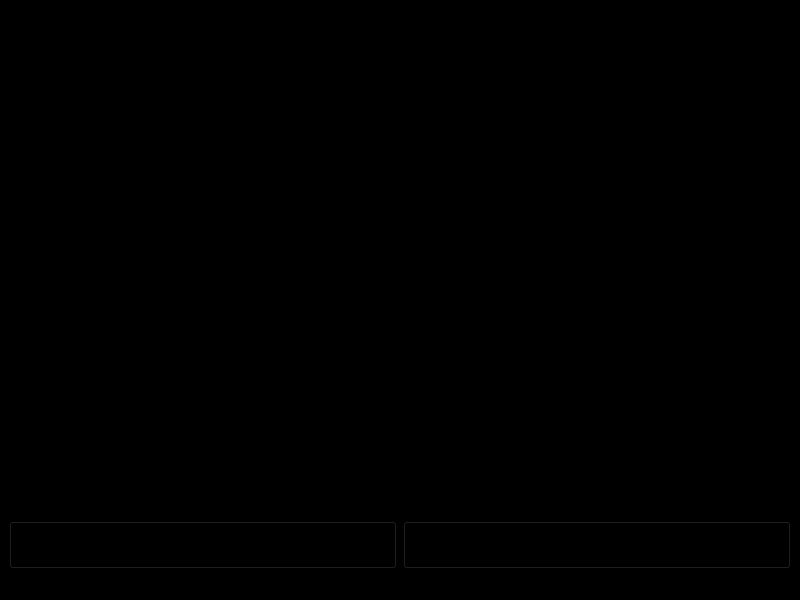
Before: the Qt Designer form transaction_dc.ui in acmpesuecc/GrowPal, drawn with Qt 5.
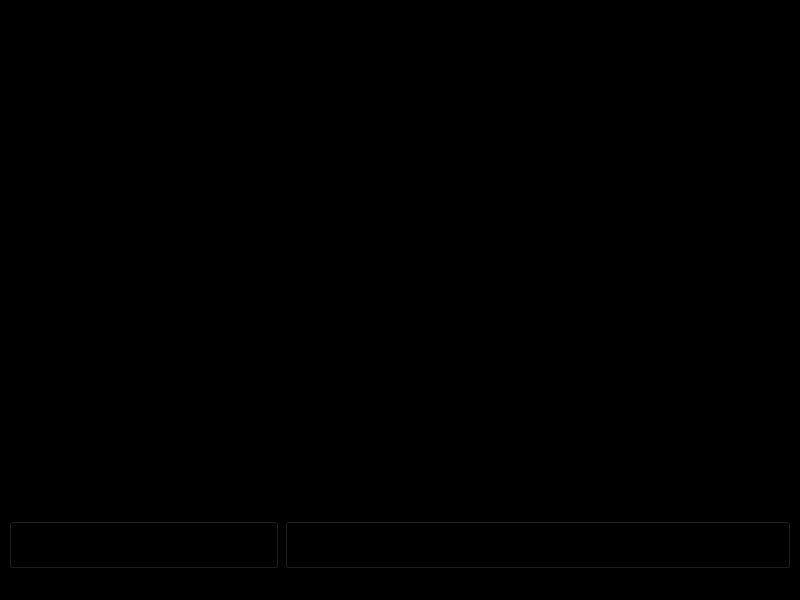
After: the same form once the commit is applied. Icons and pictures are not drawn.

```diff
--- a/transaction_dc.ui
+++ b/transaction_dc.ui
@@ -18,24 +18,37 @@
   </property>
   <widget class="QWidget" name="centralwidget">
    <layout class="QGridLayout" name="gridLayout">
-    <item row="0" column="0" colspan="2">
+    <item row="0" column="0">
      <widget class="QLabel" name="label">
       <property name="font">
        <font>
-        <pointsize>48</pointsize>
+        <pointsize>36</pointsize>
         <weight>75</weight>
         <bold>true</bold>
        </font>
       </property>
       <property name="text">
-       <string>Debit Card  </string>
+       <string>Debit Card  </string>
       </property>
+      <property name="alignment">
+       <set>Qt::AlignRight|Qt::AlignTrailing|Qt::AlignVCenter</set>
+      </property>
      </widget>
     </item>
-    <item row="1" column="0" colspan="2">
-     <layout class="QFormLayout" name="formLayout">
+    <item row="0" column="1">
+     <widget class="QLabel" name="label_5">
+      <property name="text">
+       <string/>
+      </property>
+      <property name="pixmap">
+       <pixmap>card.svg</pixmap>
+      </property>
+     </widget>
+    </item>
+    <item row="1" column="0" rowspan="2" colspan="4">
+     <layout class="QFormLayout" name="formLayout_2">
       <item row="0" column="0">
-       <widget class="QLabel" name="label_2">
+       <widget class="QLabel" name="label_6">
         <property name="font">
          <font>
           <pointsize>26</pointsize>
@@ -49,7 +62,7 @@
        </widget>
       </item>
       <item row="1" column="0">
-       <widget class="QLabel" name="label_3">
+       <widget class="QLabel" name="label_7">
         <property name="font">
          <font>
           <pointsize>26</pointsize>
@@ -63,7 +76,7 @@
        </widget>
       </item>
       <item row="2" column="0">
-       <widget class="QLabel" name="label_4">
+       <widget class="QLabel" name="label_8">
         <property name="font">
          <font>
           <pointsize>26</pointsize>
@@ -72,12 +85,12 @@
          </font>
         </property>
         <property name="text">
-         <string>Flat Number:</string>
+         <string>Flat Number: </string>
         </property>
        </widget>
       </item>
       <item row="0" column="1">
-       <widget class="QLineEdit" name="lineEdit_cnum">
+       <widget class="QLineEdit" name="lineEdit_dnum">
         <property name="font">
          <font>
           <pointsize>26</pointsize>
@@ -111,7 +124,7 @@
       </item>
      </layout>
     </item>
-    <item row="2" column="0">
+    <item row="3" column="0">
      <widget class="QPushButton" name="pushButton_cancel">
       <property name="font">
        <font>
@@ -128,7 +141,7 @@
       </property>
      </widget>
     </item>
-    <item row="2" column="1">
+    <item row="3" column="1" colspan="3">
      <widget class="QPushButton" name="pushButton_pay">
       <property name="font">
        <font>
```
Left out of the diff: 7 changed lines with no effect on the pictures.
